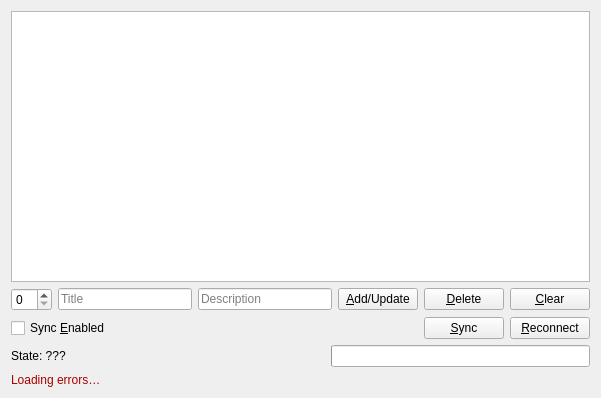
Qt form examples/datasync/Sample/widget.ui (Skycoder42/QtDataSync) before a commit.
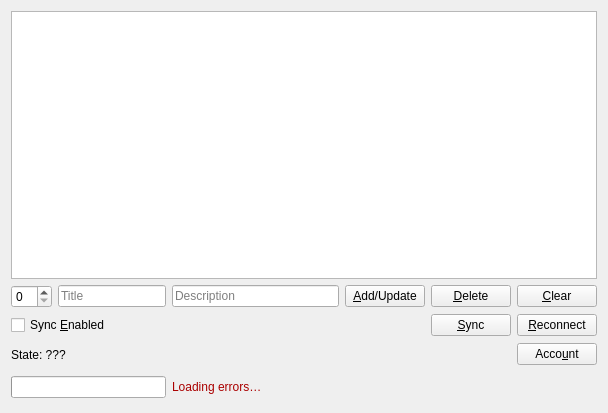
The same form after that commit.

Commit message: added account dialog to sample, started accman

Patch:
```diff
--- a/examples/datasync/Sample/widget.ui
+++ b/examples/datasync/Sample/widget.ui
@@ -6,149 +6,102 @@
    <rect>
     <x>0</x>
     <y>0</y>
-    <width>601</width>
-    <height>398</height>
+    <width>608</width>
+    <height>413</height>
    </rect>
   </property>
   <property name="windowTitle">
    <string>Widget</string>
   </property>
-  <layout class="QVBoxLayout" name="verticalLayout">
-   <item>
-    <widget class="QTreeView" name="dataTreeView">
-     <property name="editTriggers">
-      <set>QAbstractItemView::NoEditTriggers</set>
-     </property>
-     <property name="alternatingRowColors">
-      <bool>true</bool>
-     </property>
-     <property name="rootIsDecorated">
-      <bool>false</bool>
-     </property>
-     <property name="itemsExpandable">
-      <bool>false</bool>
-     </property>
-     <property name="animated">
-      <bool>true</bool>
-     </property>
-     <property name="expandsOnDoubleClick">
-      <bool>false</bool>
-     </property>
-    </widget>
-   </item>
-   <item>
-    <layout class="QHBoxLayout" name="horizontalLayout">
-     <item>
+  <layout class="QGridLayout" name="gridLayout" columnstretch="0,0,1,0,0,0">
+   <item row="1" column="0">
       <widget class="QSpinBox" name="idSpinBox"/>
      </item>
-     <item>
+   <item row="1" column="1">
       <widget class="QLineEdit" name="titleLineEdit">
        <property name="placeholderText">
         <string>Title</string>
        </property>
       </widget>
      </item>
-     <item>
+   <item row="1" column="2">
       <widget class="QLineEdit" name="detailsLineEdit">
        <property name="placeholderText">
         <string>Description</string>
        </property>
       </widget>
      </item>
-     <item>
+   <item row="1" column="3">
       <widget class="QPushButton" name="addButton">
        <property name="text">
         <string>&amp;Add/Update</string>
        </property>
       </widget>
      </item>
-     <item>
+   <item row="1" column="4">
       <widget class="QPushButton" name="deleteButton">
        <property name="text">
         <string>&amp;Delete</string>
        </property>
       </widget>
      </item>
-     <item>
+   <item row="1" column="5">
       <widget class="QPushButton" name="clearButton">
        <property name="text">
         <string>&amp;Clear</string>
        </property>
       </widget>
      </item>
-    </layout>
-   </item>
-   <item>
-    <layout class="QHBoxLayout" name="horizontalLayout_2">
-     <item>
+   <item row="2" column="0" colspan="2">
       <widget class="QCheckBox" name="syncCheckBox">
        <property name="text">
         <string>Sync &amp;Enabled</string>
        </property>
       </widget>
      </item>
-     <item>
-      <spacer name="horizontalSpacer_2">
-       <property name="orientation">
-        <enum>Qt::Horizontal</enum>
-       </property>
-       <property name="sizeHint" stdset="0">
-        <size>
-         <width>40</width>
-         <height>20</height>
-        </size>
-       </property>
-      </spacer>
-     </item>
-     <item>
+   <item row="2" column="4">
       <widget class="QPushButton" name="syncButton">
        <property name="text">
         <string>&amp;Sync</string>
        </property>
       </widget>
      </item>
-     <item>
+   <item row="2" column="5">
       <widget class="QPushButton" name="reconnectButton">
        <property name="text">
         <string>&amp;Reconnect</string>
        </property>
       </widget>
      </item>
-    </layout>
-   </item>
-   <item>
-    <layout class="QHBoxLayout" name="horizontalLayout_3">
-     <item>
+   <item row="3" column="0" colspan="2">
       <widget class="QLabel" name="stateLabel">
        <property name="text">
         <string>State: ???</string>
        </property>
       </widget>
      </item>
-     <item>
-      <spacer name="horizontalSpacer">
-       <property name="orientation">
-        <enum>Qt::Horizontal</enum>
-       </property>
-       <property name="sizeHint" stdset="0">
-        <size>
-         <width>40</width>
-         <height>20</height>
-        </size>
-       </property>
-      </spacer>
-     </item>
-     <item>
+   <item row="3" column="5">
+    <widget class="QPushButton" name="accountButton">
+     <property name="text">
+      <string>Acco&amp;unt</string>
+     </property>
+    </widget>
+   </item>
+   <item row="4" column="0" colspan="2">
       <widget class="QProgressBar" name="progressBar">
        <property name="maximum">
         <number>1000</number>
        </property>
       </widget>
      </item>
-    </layout>
-   </item>
-   <item>
+   <item row="4" column="2" colspan="4">
     <widget class="QLabel" name="errorLabel">
+     <property name="minimumSize">
+      <size>
+       <width>0</width>
+       <height>30</height>
+      </size>
+     </property>
      <property name="palette">
       <palette>
        <active>
@@ -191,6 +144,54 @@
      </property>
     </widget>
    </item>
+   <item row="3" column="2" colspan="3">
+    <spacer name="horizontalSpacer">
+     <property name="orientation">
+      <enum>Qt::Horizontal</enum>
+     </property>
+     <property name="sizeHint" stdset="0">
+      <size>
+       <width>318</width>
+       <height>23</height>
+      </size>
+     </property>
+    </spacer>
+   </item>
+   <item row="2" column="2" colspan="2">
+    <spacer name="horizontalSpacer_2">
+     <property name="orientation">
+      <enum>Qt::Horizontal</enum>
+     </property>
+     <property name="sizeHint" stdset="0">
+      <size>
+       <width>232</width>
+       <height>23</height>
+      </size>
+     </property>
+    </spacer>
+   </item>
+   <item row="0" column="0" colspan="6">
+    <widget class="QTreeView" name="dataTreeView">
+     <property name="editTriggers">
+      <set>QAbstractItemView::NoEditTriggers</set>
+     </property>
+     <property name="alternatingRowColors">
+      <bool>true</bool>
+     </property>
+     <property name="rootIsDecorated">
+      <bool>false</bool>
+     </property>
+     <property name="itemsExpandable">
+      <bool>false</bool>
+     </property>
+     <property name="animated">
+      <bool>true</bool>
+     </property>
+     <property name="expandsOnDoubleClick">
+      <bool>false</bool>
+     </property>
+    </widget>
+   </item>
   </layout>
  </widget>
  <layoutdefault spacing="6" margin="11"/>
```
Lines whose indentation alone changed are shown as unchanged. The commit also changes 18 other files.
